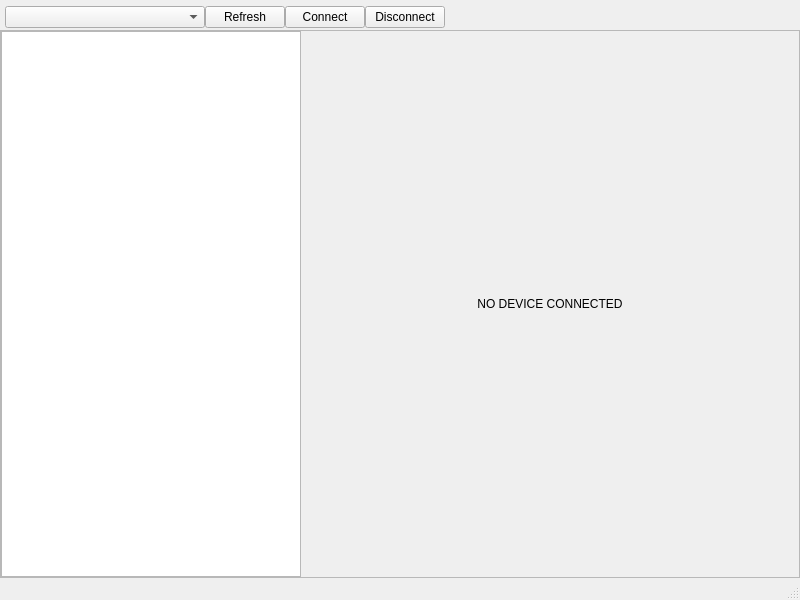
Qt form main.ui (FieryRMS/AndroidAutoClicker) before a commit.
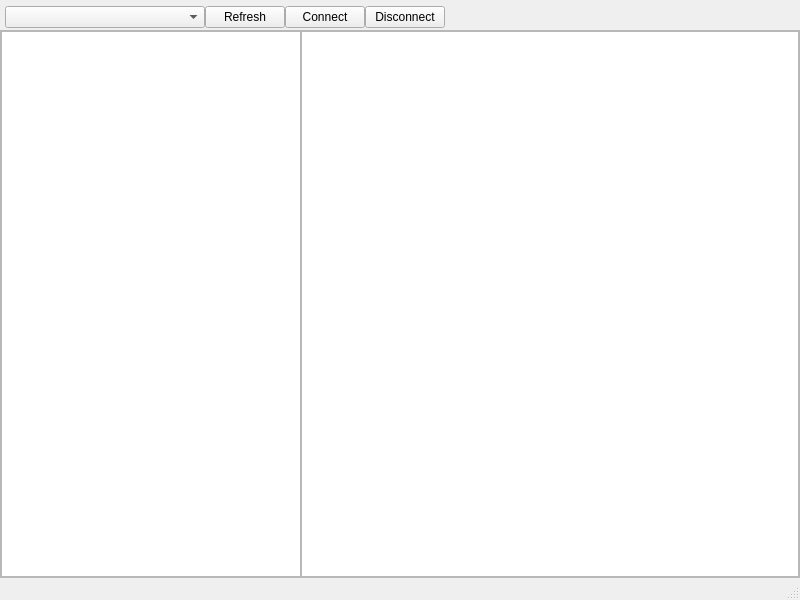
The same form after that commit.

Commit message: reimplemented using graphics view

What changed in the file:
```diff
--- a/main.ui
+++ b/main.ui
@@ -169,20 +169,7 @@
         </widget>
        </item>
        <item>
-        <widget class="QLabel" name="DeviceView">
-         <property name="sizePolicy">
-          <sizepolicy hsizetype="MinimumExpanding" vsizetype="MinimumExpanding">
-           <horstretch>0</horstretch>
-           <verstretch>0</verstretch>
-          </sizepolicy>
-         </property>
-         <property name="text">
-          <string>NO DEVICE CONNECTED</string>
-         </property>
-         <property name="alignment">
-          <set>Qt::AlignCenter</set>
-         </property>
-        </widget>
+        <widget class="QGraphicsView" name="GraphicsView"/>
        </item>
       </layout>
      </widget>
```
The commit also changes 1 other file.
